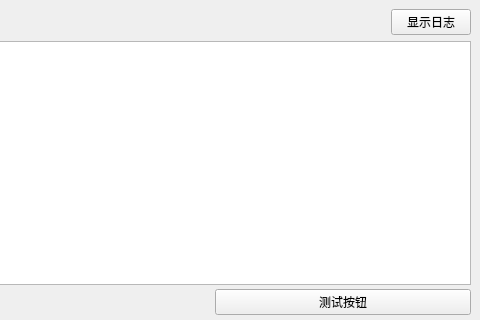
Before: the Qt Designer form mainwindow.ui in iamzko/excel_import, drawn with Qt 5; both pictures show x 575 to 1055 and y 0 to 320 of the 1055 by 595 pixel window.
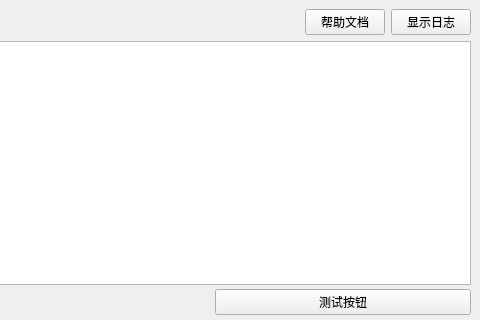
After: the same form once the commit is applied.

The edit to the form file:
```diff
--- a/mainwindow.ui
+++ b/mainwindow.ui
@@ -100,6 +100,19 @@
           </property>
          </widget>
         </item>
+        <item row="0" column="8">
+         <widget class="QPushButton" name="pushButtonHelp">
+          <property name="sizePolicy">
+           <sizepolicy hsizetype="Fixed" vsizetype="Fixed">
+            <horstretch>0</horstretch>
+            <verstretch>0</verstretch>
+           </sizepolicy>
+          </property>
+          <property name="text">
+           <string>帮助文档</string>
+          </property>
+         </widget>
+        </item>
        </layout>
       </widget>
       <widget class="QWidget" name="layoutWidget">
```
Left out of the diff: 6 changed lines with no effect on the pictures.
